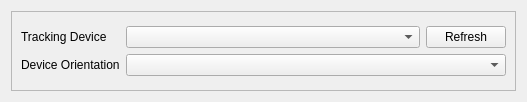
The window that src/qt_gui/device_setup.ui (fwfa123/linuxtrackx-ir) describes before a commit, drawn with Qt 5.
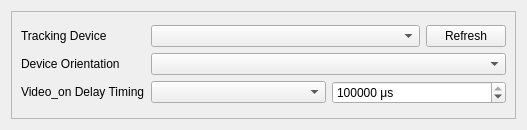
The same window after the commit.

Commit message: Add configurable Video_on delay timing for TrackIR devices

```diff
--- a/src/qt_gui/device_setup.ui
+++ b/src/qt_gui/device_setup.ui
@@ -7,7 +7,7 @@
     <x>0</x>
     <y>0</y>
     <width>527</width>
-    <height>102</height>
+    <height>130</height>
    </rect>
   </property>
   <property name="windowTitle">
@@ -64,6 +64,61 @@
           </property>
          </widget>
         </item>
+        <item row="2" column="0">
+         <widget class="QLabel" name="VideoOnDelayLabel">
+          <property name="sizePolicy">
+           <sizepolicy hsizetype="Maximum" vsizetype="Maximum">
+            <horstretch>0</horstretch>
+            <verstretch>0</verstretch>
+           </sizepolicy>
+          </property>
+          <property name="text">
+           <string>Video_on Delay Timing</string>
+          </property>
+         </widget>
+        </item>
+        <item row="2" column="1">
+         <layout class="QHBoxLayout" name="horizontalLayout_VideoOnDelay">
+          <item>
+           <widget class="QComboBox" name="VideoOnDelayMode">
+            <property name="sizePolicy">
+             <sizepolicy hsizetype="Preferred" vsizetype="Maximum">
+              <horstretch>0</horstretch>
+              <verstretch>0</verstretch>
+             </sizepolicy>
+            </property>
+           </widget>
+          </item>
+          <item>
+           <widget class="QSpinBox" name="VideoOnDelayValue">
+            <property name="sizePolicy">
+             <sizepolicy hsizetype="Minimum" vsizetype="Maximum">
+              <horstretch>0</horstretch>
+              <verstretch>0</verstretch>
+             </sizepolicy>
+            </property>
+            <property name="visible">
+             <bool>false</bool>
+            </property>
+            <property name="minimum">
+             <number>0</number>
+            </property>
+            <property name="maximum">
+             <number>500000</number>
+            </property>
+            <property name="singleStep">
+             <number>1000</number>
+            </property>
+            <property name="value">
+             <number>120000</number>
+            </property>
+            <property name="suffix">
+             <string> μs</string>
+            </property>
+           </widget>
+          </item>
+         </layout>
+        </item>
         <item row="0" column="1">
          <layout class="QHBoxLayout" name="horizontalLayout_11">
           <item>
```
Left out of the diff: 2 changed lines with no effect on the pictures. The commit also changes 10 other files.
